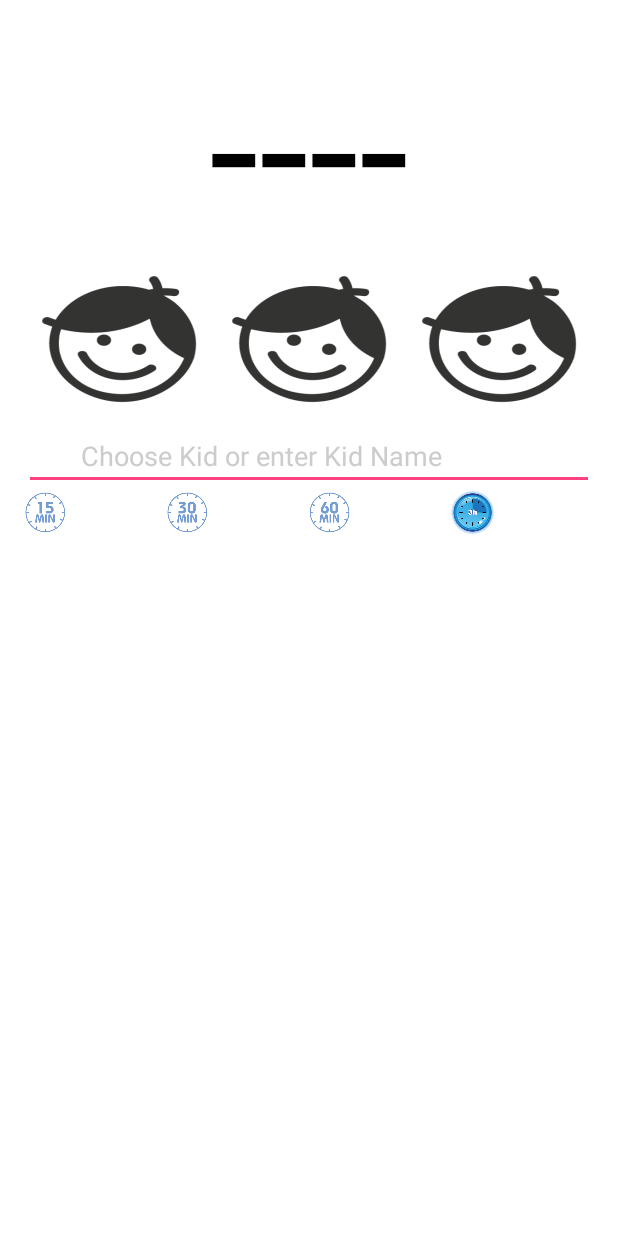
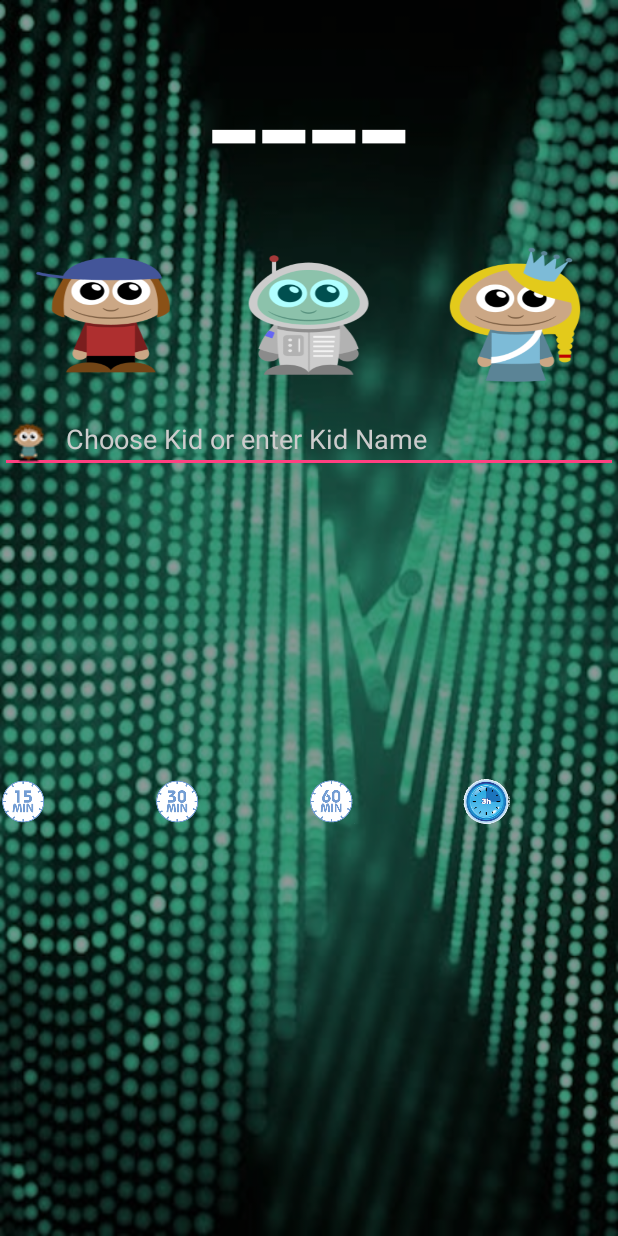
Before and after one commit to interamaster/KidsTimerGenerator, an Android app: the screen it shows after launch (MainActivity), on a phone screen of 412 x 824 dp. Run offline under Robolectric (Android 15) with nearby library versions, the phone set to English and light mode, and no system bars; libraries missing offline, so code that uses them is left out: pl.aprilapps.easyphotopicker; plain views replace CircularImageView; 1 statement that could not run was skipped.

Commit message:
v091 iconos nuevos y fondo, tutto ok,quizas poner los digitos animados...

```diff
--- a/app/src/main/java/com/mio/jrdv/kidstimergenerator/MainActivity.java
+++ b/app/src/main/java/com/mio/jrdv/kidstimergenerator/MainActivity.java
@@ -83,10 +83,48 @@ public class MainActivity extends AppCompatActivity {
         //para la foto:
 
         MiFotoHijo1 = (ImageView) findViewById(R.id.kidsreg1);
-
         MiFotoHijo2 = (ImageView) findViewById(R.id.kidsreg2);
         MiFotoHijo3 = (ImageView) findViewById(R.id.kidsreg3);
 
+        //AÑADIMO LISTENER PARA EL LONGCLICK:
+
+        MiFotoHijo1.setOnLongClickListener(new View.OnLongClickListener() {
+            @Override
+            public boolean onLongClick(View v) {
+
+                FotoYatomadakid1=false;
+                TomarFotoHijo( v);
+
+
+                return false;
+            }
+        });
+
+
+
+        MiFotoHijo2.setOnLongClickListener(new View.OnLongClickListener() {
+            @Override
+            public boolean onLongClick(View v) {
+
+                FotoYatomadakid2=false;
+                TomarFotoHijo( v);
+
+
+                return false;
+            }
+        });
+
+        MiFotoHijo3.setOnLongClickListener(new View.OnLongClickListener() {
+            @Override
+            public boolean onLongClick(View v) {
+
+                FotoYatomadakid3=false;
+                TomarFotoHijo( v);
+
+
+                return false;
+            }
+        });
 
         EasyImage.configuration(this)
                 .setImagesFolderName("KidsTimer") //images folder name, default is "EasyImage"
@@ -304,7 +342,7 @@ public class MainActivity extends AppCompatActivity {
                                 TAGCameraKid = "KID1";
 
                                 //  FotoYatomada=true;//no meor en el activityresult qeu asi seguro que si la tiene!!
-                                //EasyImage.
+
                                 EasyImage.openChooserWithGallery(MainActivity.this, "CHOOSE PICTURE", 0);
                             }
 
--- a/app/src/main/res/layout/activity_main.xml
+++ b/app/src/main/res/layout/activity_main.xml
@@ -5,26 +5,33 @@
     android:id="@+id/activity_main"
     android:layout_width="match_parent"
     android:layout_height="match_parent"
-    android:paddingBottom="@dimen/activity_vertical_margin"
-    android:paddingLeft="@dimen/activity_horizontal_margin"
-    android:paddingRight="@dimen/activity_horizontal_margin"
-    android:paddingTop="@dimen/activity_vertical_margin"
-    android:background="@android:color/white"
+
+    android:background="@drawable/fondo2"
+
     tools:context="com.mio.jrdv.kidstimergenerator.MainActivity">
+
+    <View
+        android:layout_width="match_parent"
+        android:layout_height="match_parent"
+        android:background="@android:color/black"
+        android:alpha="0.4"
+
+
+        />
 
 
     <EditText
         android:layout_width="match_parent"
-        android:layout_height="wrap_content"
+        android:layout_height="40dp"
         android:ems="10"
         android:singleLine="true"
-        android:textColor="#000000"
+        android:textColor="#FFFFFF"
         android:textColorHint="#cccccc"
         android:id="@+id/txtname_check_children"
         android:hint="Choose Kid or enter Kid Name"
         android:drawablePadding="10dp"
-        android:drawableLeft="@drawable/name_icon"
-        android:layout_marginTop="5dp"
+        android:drawableLeft="@drawable/kid_icon"
+        android:layout_marginTop="15dp"
         android:layout_weight="1"
         android:layout_below="@+id/linearLayout"
         android:layout_alignParentStart="true" />
@@ -47,7 +54,7 @@
             app:siBorderWidth="6dp"
             app:siBorderColor="@android:color/darker_gray"
             android:scaleType="fitXY"
-            android:background="@drawable/kids_icon"
+            android:background="@drawable/child_icon"
             android:transitionName="Hijo1transition"
             android:onClick="TomarFotoHijo"
             />
@@ -61,7 +68,7 @@
             app:siBorderWidth="6dp"
              app:siBorderColor="@android:color/darker_gray"
             android:scaleType="fitXY"
-            android:background="@drawable/kids_icon"
+            android:background="@drawable/astronaut_icon"
             android:transitionName="Hijo2transition"
             android:onClick="TomarFotoHijo2"
            />
@@ -74,7 +81,7 @@
             app:siBorderWidth="6dp"
             app:siBorderColor="@android:color/darker_gray"
             android:scaleType="fitXY"
-            android:background="@drawable/kids_icon"
+            android:background="@drawable/princess_icon"
             android:transitionName="Hijo3transition"
             android:onClick="TomarFotoHijo3"
 
@@ -87,7 +94,7 @@
         android:layout_height="wrap_content"
         android:textAppearance="?android:attr/textAppearanceLarge"
         android:text="----"
-        android:textColor="#000000"
+        android:textColor="#FFFFFF"
         android:textSize="120sp"
         android:id="@+id/secretCodetxt"
         android:gravity="center_horizontal"
@@ -101,7 +108,8 @@
         android:id="@+id/linearLayoutminutos"
         android:background="@android:color/transparent"
         android:layout_below="@+id/txtname_check_children"
-        android:layout_alignParentStart="true">
+        android:layout_alignParentStart="true"
+        android:layout_alignParentBottom="true">
 
         <com.github.siyamed.shapeimageview.CircularImageView
             android:layout_width="0dp"
@@ -115,6 +123,7 @@
             android:background="@drawable/icon_15_minutes"
             android:transitionName="Hijotransition"
             android:onClick="generar15minCode"
+            android:longClickable="true"
             />
         <com.github.siyamed.shapeimageview.CircularImageView
             android:layout_width="0dp"
```
Also changed, not shown: app/src/main/res/drawable/astronaut_icon.png (added), app/src/main/res/drawable/child_icon.png (added), app/src/main/res/drawable/fondo1.jpg (added), app/src/main/res/drawable/fondo2.jpg (added), app/src/main/res/drawable/girl_icon.png (added), app/src/main/res/drawable/icon_15_minutes.png, app/src/main/res/drawable/icon_30_minutes.png, app/src/main/res/drawable/icon_3_horas.jpg (deleted), app/src/main/res/drawable/icon_3_horas.png (added), app/src/main/res/drawable/icon_45_minutes.png, app/src/main/res/drawable/kid_icon.png (added), app/src/main/res/drawable/prince_icon.png (added), app/src/main/res/drawable/princess_icon.png (added), app/src/main/res/mipmap-hdpi/ic_launcher.png, 4 more files.
